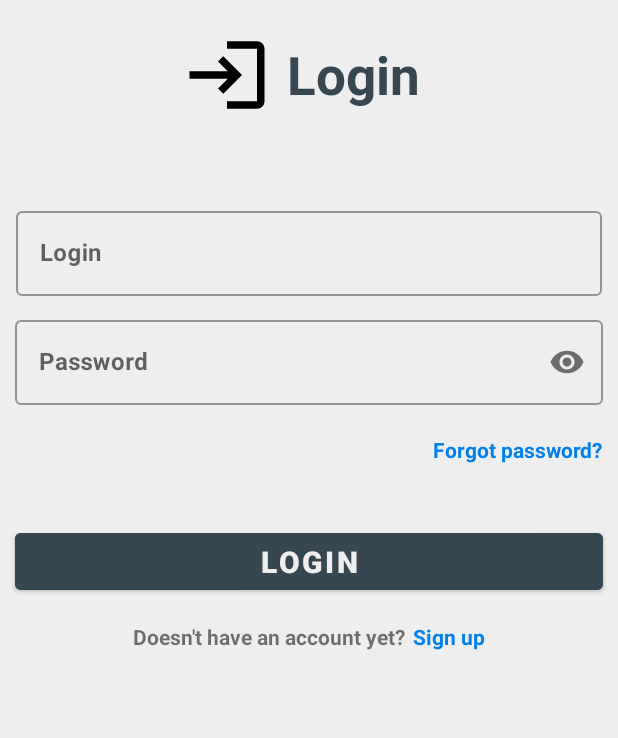
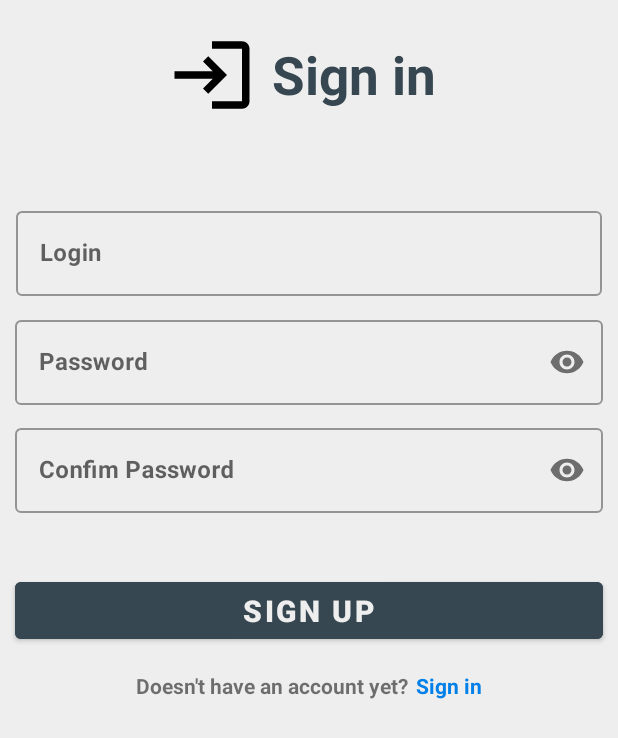
Before and after one commit to Melkon2008/Imager_java, an Android app: the screen it shows after launch (MainActivity), after a tap on "CLOUD SAVE", on a phone screen of 412 x 824 dp. Shown: the top 738 px of the screen. Run offline under Robolectric (Android 15) with nearby library versions, the light colour scheme and no system bars.

Commit message:
sig up porc v2

```diff
--- a/app/src/main/java/com/imager/edit_it/ui/Login_reg/Cloud_Login_reg.java
+++ b/app/src/main/java/com/imager/edit_it/ui/Login_reg/Cloud_Login_reg.java
@@ -8,16 +8,15 @@ import android.view.ViewGroup;
 import androidx.annotation.NonNull;
 import androidx.fragment.app.Fragment;
 
-
-import com.imager.edit_it.databinding.LoginBinding;
+import com.imager.edit_it.databinding.SignInBinding;
 
 
 public class Cloud_Login_reg extends Fragment {
 
-    private LoginBinding binding;
+    private SignInBinding binding;
 
     public View onCreateView(@NonNull LayoutInflater inflater, ViewGroup container, Bundle savedInstanceState) {
-        binding = LoginBinding.inflate(inflater, container, false);
+        binding = SignInBinding.inflate(inflater, container, false);
         View root = binding.getRoot();
 
 
--- a/app/src/main/res/layout/login.xml
+++ /dev/null
@@ -1,157 +0,0 @@
-<?xml version="1.0" encoding="utf-8"?>
-<LinearLayout xmlns:android="http://schemas.android.com/apk/res/android"
-    xmlns:tools="http://schemas.android.com/tools"
-    android:layout_width="fill_parent"
-    android:layout_height="fill_parent"
-    xmlns:app="http://schemas.android.com/apk/res-auto"
-    android:orientation="vertical">
-
-    <LinearLayout
-        android:gravity="center"
-        android:layout_width="match_parent"
-        android:layout_height="wrap_content"
-        android:orientation="horizontal">
-
-        <ImageView
-            android:layout_width="60dp"
-            android:layout_height="100dp"
-            android:src="@drawable/baseline_login_24"/>
-
-
-        <TextView
-            android:textColor="#374751"
-            android:layout_margin="10dp"
-            android:textStyle="bold"
-            android:layout_gravity="center"
-            android:textSize="35dp"
-            android:layout_width="wrap_content"
-            android:layout_height="wrap_content"
-            android:text="Login"/>
-
-
-
-    </LinearLayout>
-
-
-
-    <LinearLayout
-        android:layout_marginTop="30dp"
-        android:layout_width="match_parent"
-        android:layout_height="wrap_content"
-        android:orientation="horizontal">
-
-
-        <com.google.android.material.textfield.TextInputLayout
-            android:layout_margin="5dp"
-            android:id="@+id/father_file_name_refractor"
-            android:layout_width="match_parent"
-            android:layout_height="wrap_content"
-            style="@style/Widget.MaterialComponents.TextInputLayout.OutlinedBox">
-            <com.google.android.material.textfield.TextInputEditText
-                android:layout_margin="5dp"
-                android:id="@+id/file_name_refractor"
-                android:layout_width="match_parent"
-                android:layout_height="wrap_content"
-                android:hint="Login"
-                android:textStyle="bold"
-                android:inputType="textEmailAddress"
-                />
-
-        </com.google.android.material.textfield.TextInputLayout>
-
-    </LinearLayout>
-
-
-
-
-    <LinearLayout
-        android:orientation="horizontal"
-        android:layout_width="match_parent"
-        android:layout_height="wrap_content">
-
-
-
-        <com.google.android.material.textfield.TextInputLayout
-
-            android:id="@+id/glav_password1_log"
-            android:layout_width="match_parent"
-            android:layout_height="wrap_content"
-            app:passwordToggleEnabled="true"
-            style="@style/Widget.MaterialComponents.TextInputLayout.OutlinedBox">
-            <com.google.android.material.textfield.TextInputEditText
-                android:layout_margin="10dp"
-                android:id="@+id/password_log"
-                android:layout_width="match_parent"
-                android:layout_height="wrap_content"
-                android:hint="Password"
-                android:textStyle="bold"
-                android:inputType="textPassword"
-
-                />
-
-        </com.google.android.material.textfield.TextInputLayout>
-
-    </LinearLayout>
-
-
-    <LinearLayout
-        android:orientation="horizontal"
-        android:layout_width="match_parent"
-        android:layout_height="wrap_content">
-
-
-
-    </LinearLayout>
-
-
-
-    <TextView
-        android:layout_margin="10dp"
-        android:layout_width="wrap_content"
-        android:layout_height="wrap_content"
-        android:text="Forgot password?"
-        android:textSize="14sp"
-        android:textStyle="bold"
-        android:textColor="#0080e8"
-        android:layout_gravity="end"
-        />
-
-
-    <Button
-        android:textColor="@color/white"
-        android:textStyle="bold"
-        android:textSize="20dp"
-        android:backgroundTint="#374751"
-        android:layout_marginTop="30dp"
-        android:layout_marginStart="10dp"
-        android:layout_marginEnd="10dp"
-        android:layout_gravity="center"
-        android:layout_width="match_parent"
-        android:layout_height="50dp"
-        android:text="Login"/>
-
-    <LinearLayout
-        android:layout_margin="15dp"
-        android:gravity="center"
-        android:orientation="horizontal"
-        android:layout_width="match_parent"
-        android:layout_height="wrap_content">
-        <TextView
-            android:textSize="14sp"
-            android:textStyle="bold"
-            android:layout_width="wrap_content"
-            android:layout_height="wrap_content"
-            android:text="Doesn't have an account yet?"/>
-        <TextView
-            android:textSize="14sp"
-            android:textColor="#0080e8"
-            android:textStyle="bold"
-            android:layout_marginStart="5dp"
-            android:layout_width="wrap_content"
-            android:layout_height="wrap_content"
-            android:text="Sign up"/>
-    </LinearLayout>
-
-
-
-</LinearLayout>
--- a/app/src/main/res/layout/sign_in.xml
+++ b/app/src/main/res/layout/sign_in.xml
@@ -147,7 +147,7 @@
     <LinearLayout
         android:layout_margin="15dp"
         android:gravity="center"
-        android:orientatin="horizontal"
+        android:orientation="horizontal"
         android:layout_width="match_parent"
         android:layout_height="wrap_content">
         <TextView
--- a/app/src/main/res/navigation/mobile_navigation.xml
+++ b/app/src/main/res/navigation/mobile_navigation.xml
@@ -38,7 +38,7 @@
         android:background="@color/seri"
         android:id="@+id/navigation_cloud"
         android:name="com.imager.edit_it.ui.Login_reg.Cloud_Login_reg"
-        tools:layout="@layout/login" />
+        tools:layout="@layout/sign_in" />
 
 
 </navigation>
```
